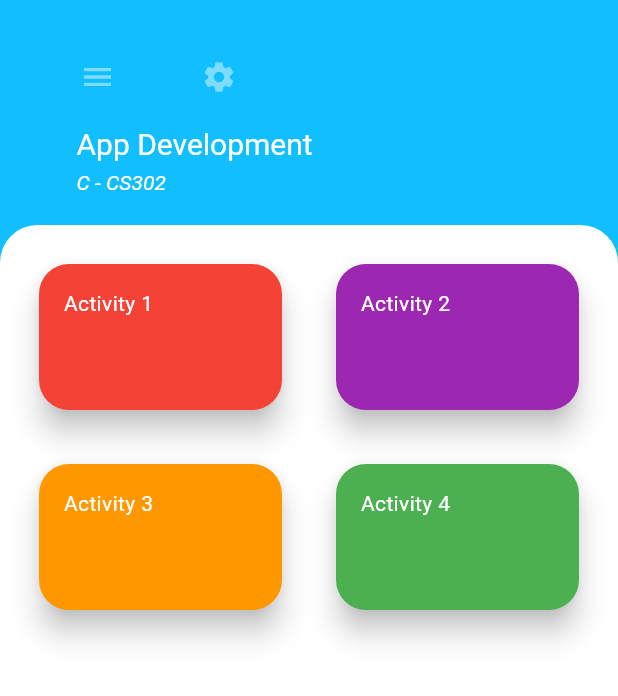
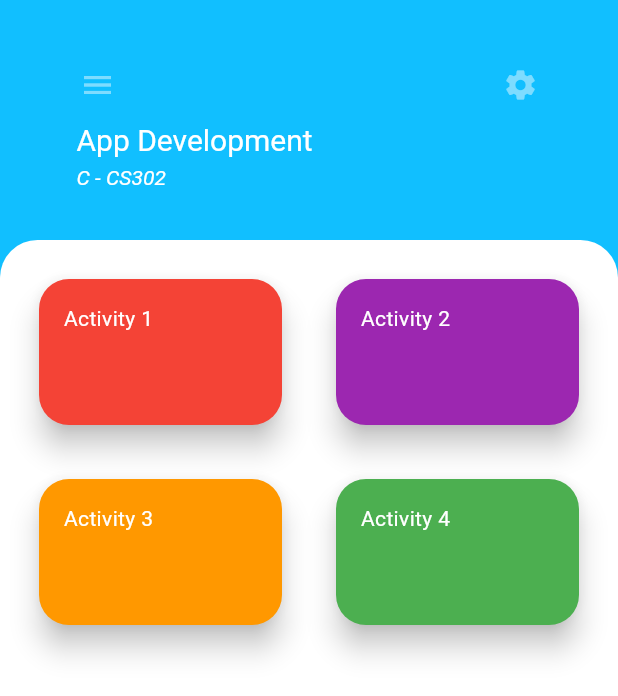
Before and after one commit to iya5/flutter_appdev, a Flutter app: the screen it shows after launch, on a phone screen of 412 x 824 dp. Shown: the top 696 px of the screen. Run offline on Flutter 3.47's test engine with Material 3 defaults, Android fonts, the phone set to English and light mode, and no system bars.

Commit message:
separated cards and cleaned redundant code

```diff
--- /dev/null
+++ b/lib/components/activitycards.dart
@@ -0,0 +1,49 @@
+import 'package:flutter/material.dart';
+
+class ActivityCard extends StatelessWidget{
+  final String name;
+  final Color cardColor;
+  final Widget Function() activityLink;
+
+  const ActivityCard(this.name, this.cardColor, this.activityLink, {super.key});
+
+  @override
+  Widget build(BuildContext context) {
+    return LayoutBuilder(
+      builder: (context, constraints) {
+        // won't render the card if it's too small
+        //if (constraints.maxWidth < 100 || constraints.maxHeight < 90) {
+        //  return const SizedBox();
+        //}
+
+      return Card(
+        elevation: 8,
+        color: cardColor,
+        shape: RoundedRectangleBorder(
+          borderRadius: BorderRadius.circular(20.0),
+        ),
+        margin: EdgeInsets.all(16.0),
+
+
+        clipBehavior: Clip.antiAlias,
+        child: InkWell(
+          splashColor: Colors.white.withAlpha(30),
+          onTap: () {
+            Navigator.push(
+              context,
+              MaterialPageRoute(
+                builder: (context) =>
+                  activityLink()));
+          },
+
+        child: Padding(
+          padding: EdgeInsetsGeometry.all(16.5),
+          child: Text(name,style: TextStyle(color: Colors.white),),
+        )
+
+        ),
+      );
+    }
+    );
+  }
+}
--- a/lib/homepage.dart
+++ b/lib/homepage.dart
@@ -3,7 +3,7 @@ import 'package:flutter_appdev/pages/activity1.dart';
 import 'package:flutter_appdev/pages/activity2.dart';
 import 'package:flutter_appdev/pages/activity3.dart';
 import 'package:flutter_appdev/pages/activity4.dart';
-//import 'package:flutter_appdev/components/cards.dart';
+import 'package:flutter_appdev/components/activitycards.dart';
 
 class Homepage extends StatelessWidget {
   const Homepage({super.key, required String title});
@@ -23,35 +23,31 @@ class Homepage extends StatelessWidget {
         appBar: AppBar(
           automaticallyImplyLeading: false,
           backgroundColor: const Color.fromARGB(255,17,191,255),
-          toolbarHeight: 150,
+          toolbarHeight: 160,
           toolbarOpacity: 0.5,
           title: Column(
             mainAxisAlignment: MainAxisAlignment.spaceAround,
             crossAxisAlignment: CrossAxisAlignment.start,
             children: [
-              Row(
-                children: [
               Padding(
                 padding: const EdgeInsets.symmetric(horizontal: 25.0),
-                  child: Builder(
-                    builder: (context) {
-                      return IconButton(
+                child: Row(
+                  mainAxisAlignment: MainAxisAlignment.spaceBetween,
+                  children: [
+                    IconButton(
                       icon: const Icon(Icons.menu, color: Colors.white),
-                        onPressed: () => Scaffold.of(context).openDrawer(),
-                      );
+                      onPressed: () {
+                        print("Drawer tapped");
                       },
                     ),
-                  ),
-                  Padding(
-                  padding: const EdgeInsets.all(8.0),
-                  child: IconButton(
+                    IconButton(
                       icon: const Icon(Icons.settings, color: Colors.white),
                       onPressed: () {
                         print("Settings tapped");
                       },
                     ),
+                  ],
                 ),
-                ],
               ),
               Padding(
                 padding: const EdgeInsets.symmetric(horizontal: 35.0),
@@ -77,7 +73,6 @@ class Homepage extends StatelessWidget {
             ],
           ),
         ),
-
       /************
       *****BODY****
       *************/
@@ -131,51 +126,3 @@ class Homepage extends StatelessWidget {
     );
   }
 }
-
-class ActivityCard extends StatelessWidget{
-  final String name;
-  final Color cardColor;
-  final Widget Function() activityLink;
-
-  const ActivityCard(this.name, this.cardColor, this.activityLink, {super.key});
-
-  @override
-  Widget build(BuildContext context) {
-    return LayoutBuilder(
-      builder: (context, constraints) {
-        // won't render the card if it's too small
-        //if (constraints.maxWidth < 100 || constraints.maxHeight < 90) {
-        //  return const SizedBox();
-        //}
-
-      return Card(
-        elevation: 8,
-        color: cardColor,
-        shape: RoundedRectangleBorder(
-          borderRadius: BorderRadius.circular(20.0),
-        ),
-        margin: EdgeInsets.all(16.0),
-
-
-        clipBehavior: Clip.antiAlias,
-        child: InkWell(
-          splashColor: Colors.white.withAlpha(30),
-          onTap: () {
-            Navigator.push(
-              context,
-              MaterialPageRoute(
-                builder: (context) =>
-                  activityLink()));
-          },
-
-        child: Padding(
-          padding: EdgeInsetsGeometry.all(16.5),
-          child: Text(name,style: TextStyle(color: Colors.white),),
-        )
-
-        ),
-      );
-    }
-    );
-  }
-}
```
Lines whose indentation alone changed are shown as unchanged.
